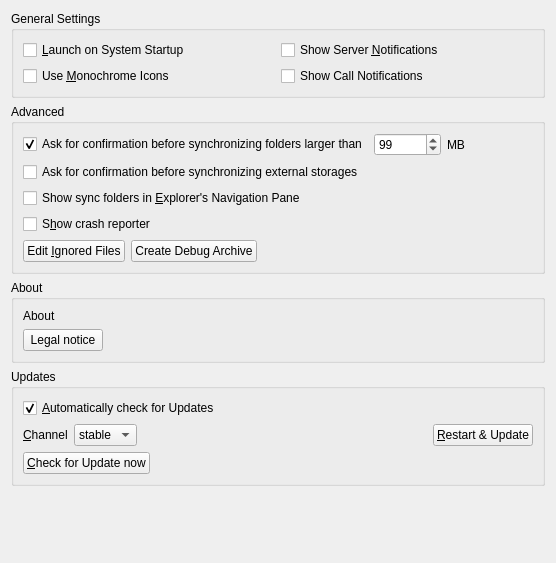
Before: the Qt Designer form src/gui/generalsettings.ui in nextcloud/desktop, drawn with Qt 5.
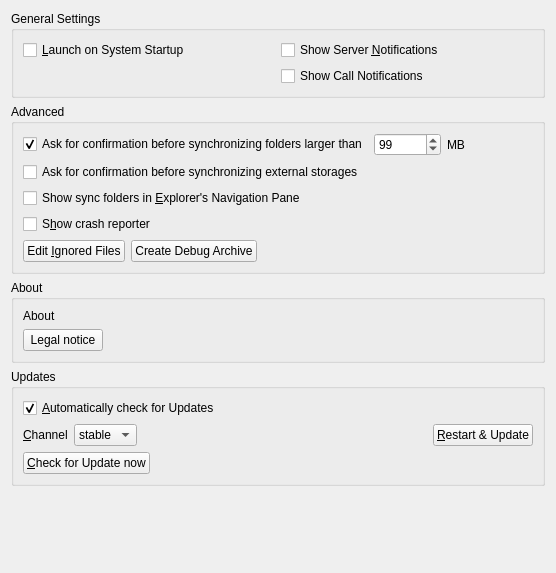
After: the same form once the commit is applied.

Commit message: Remove 'Use monochrome icons' checkbox from settings UI

```diff
--- a/src/gui/generalsettings.ui
+++ b/src/gui/generalsettings.ui
@@ -7,7 +7,7 @@
     <x>0</x>
     <y>0</y>
     <width>556</width>
-    <height>563</height>
+    <height>573</height>
    </rect>
   </property>
   <property name="windowTitle">
@@ -66,16 +66,6 @@
       <string>General Settings</string>
      </property>
      <layout class="QGridLayout" name="gridLayout_2">
-      <item row="1" column="0">
-       <widget class="QCheckBox" name="monoIconsCheckBox">
-        <property name="toolTip">
-         <string>For System Tray</string>
-        </property>
-        <property name="text">
-         <string>Use &amp;Monochrome Icons</string>
-        </property>
-       </widget>
-      </item>
       <item row="0" column="0">
        <widget class="QCheckBox" name="autostartCheckBox">
         <property name="text">
```
Left out of the diff: 1 changed line with no effect on the pictures.
